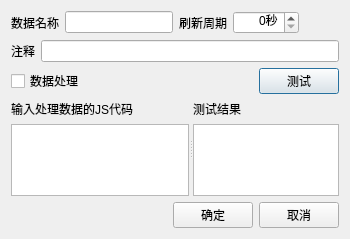
Before: the Qt Designer form BIDesigner/datasource/datadialog.ui in lsyeei/dashboard, drawn with Qt 5.
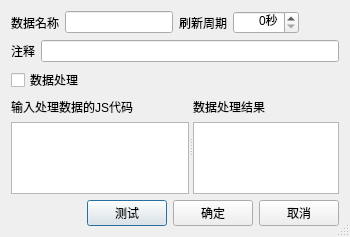
After: the same form once the commit is applied.

Commit message: 1.完善http授权管理，具体授权功能未测试 2.程序修改名称为Visual Data Studio; 3.添加程序图标； 4.修改图元数据接口，支持枚举数据类型； 5.修改部分图元数据属性设置错误； 6.修改sql数据存储，string为空自动忽略的问题； 7.修改部分文件读写问题； 8.修改readme

```diff
--- a/BIDesigner/datasource/datadialog.ui
+++ b/BIDesigner/datasource/datadialog.ui
@@ -16,6 +16,12 @@
   <property name="autoFillBackground">
    <bool>true</bool>
   </property>
+  <property name="sizeGripEnabled">
+   <bool>true</bool>
+  </property>
+  <property name="modal">
+   <bool>false</bool>
+  </property>
   <layout class="QVBoxLayout" name="verticalLayout_2">
    <property name="sizeConstraint">
     <enum>QLayout::SizeConstraint::SetFixedSize</enum>
@@ -109,13 +115,6 @@
        </property>
       </spacer>
      </item>
-     <item>
-      <widget class="QPushButton" name="codeTestBtn">
-       <property name="text">
-        <string>测试</string>
-       </property>
-      </widget>
-     </item>
     </layout>
    </item>
    <item>
@@ -173,7 +172,7 @@
           <item>
            <widget class="QLabel" name="label_5">
             <property name="text">
-             <string>测试结果</string>
+             <string>数据处理结果</string>
             </property>
            </widget>
           </item>
@@ -215,6 +214,13 @@
        </property>
       </spacer>
      </item>
+     <item>
+      <widget class="QPushButton" name="codeTestBtn">
+       <property name="text">
+        <string>测试</string>
+       </property>
+      </widget>
+     </item>
      <item>
       <widget class="QPushButton" name="okBtn">
        <property name="text">
```
The commit also changes 96 other files.
